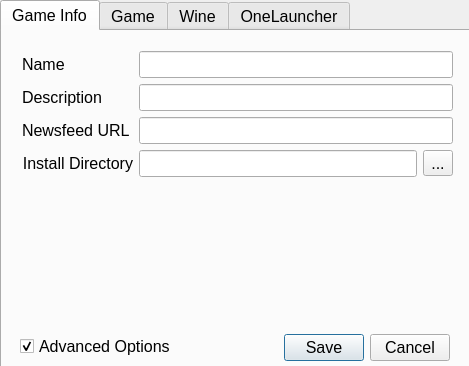
First picture: the form in src/onelauncher/ui/settings.ui, repository JuneStepp/OneLauncher, before the edit.
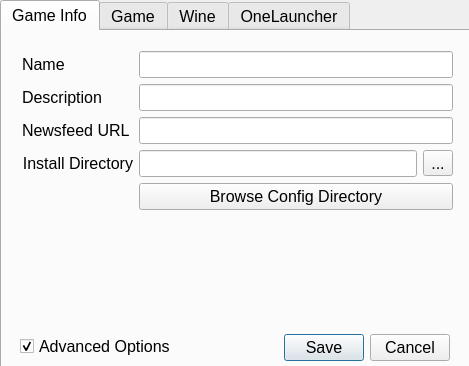
Second picture: the form after the edit.

Commit message: feat: Add button to browse game config dir

Patch:
```diff
--- a/src/onelauncher/ui/settings.ui
+++ b/src/onelauncher/ui/settings.ui
@@ -133,6 +133,22 @@
         </item>
        </layout>
       </item>
+      <item row="4" column="1">
+       <widget class="QPushButton" name="browseGameConfigDirButton">
+        <property name="sizePolicy">
+         <sizepolicy hsizetype="Preferred" vsizetype="Fixed">
+          <horstretch>0</horstretch>
+          <verstretch>0</verstretch>
+         </sizepolicy>
+        </property>
+        <property name="toolTip">
+         <string>Browse OneLauncher config/data directory for this game</string>
+        </property>
+        <property name="text">
+         <string>Browse Config Directory</string>
+        </property>
+       </widget>
+      </item>
      </layout>
     </widget>
    </widget>
```
The commit also changes 3 other files.
